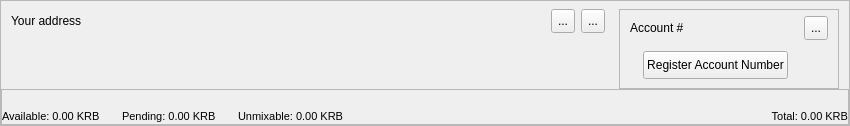
Karbovanets/karbowanecwallet, file src/gui/ui/accountframe.ui: the form before one commit.
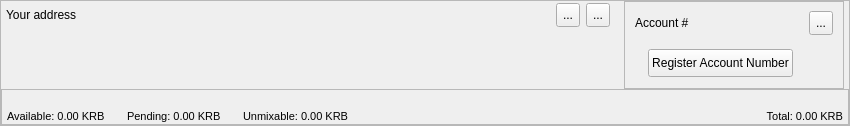
The form after the commit. Icons and pictures are not drawn.

The edit to the form file:
```diff
--- a/src/gui/ui/accountframe.ui
+++ b/src/gui/ui/accountframe.ui
@@ -42,7 +42,7 @@
     <number>0</number>
    </property>
    <property name="topMargin">
-    <number>8</number>
+    <number>0</number>
    </property>
    <property name="rightMargin">
     <number>0</number>
@@ -56,10 +56,10 @@
       <number>14</number>
      </property>
      <property name="leftMargin">
-      <number>10</number>
+      <number>5</number>
      </property>
      <property name="rightMargin">
-      <number>10</number>
+      <number>5</number>
      </property>
      <item>
       <widget class="QFrame" name="m_addressPanel">
@@ -263,7 +263,10 @@
         <enum>QFrame::Shape::StyledPanel</enum>
        </property>
        <property name="frameShadow">
-        <enum>QFrame::Shadow::Plain</enum>
+        <enum>QFrame::Shadow::Raised</enum>
+       </property>
+       <property name="midLineWidth">
+        <number>1</number>
        </property>
        <layout class="QVBoxLayout" name="accountNumberPanelLayout">
         <property name="spacing">
@@ -464,13 +467,13 @@
        <enum>QLayout::SizeConstraint::SetMinimumSize</enum>
       </property>
       <property name="leftMargin">
-       <number>0</number>
+       <number>5</number>
       </property>
       <property name="topMargin">
        <number>0</number>
       </property>
       <property name="rightMargin">
-       <number>0</number>
+       <number>5</number>
       </property>
       <property name="bottomMargin">
        <number>0</number>
```
